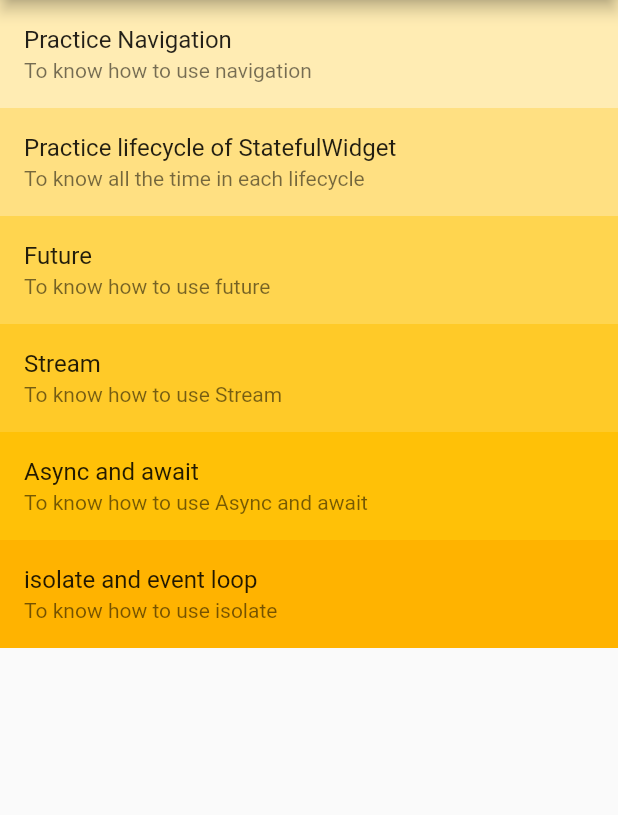
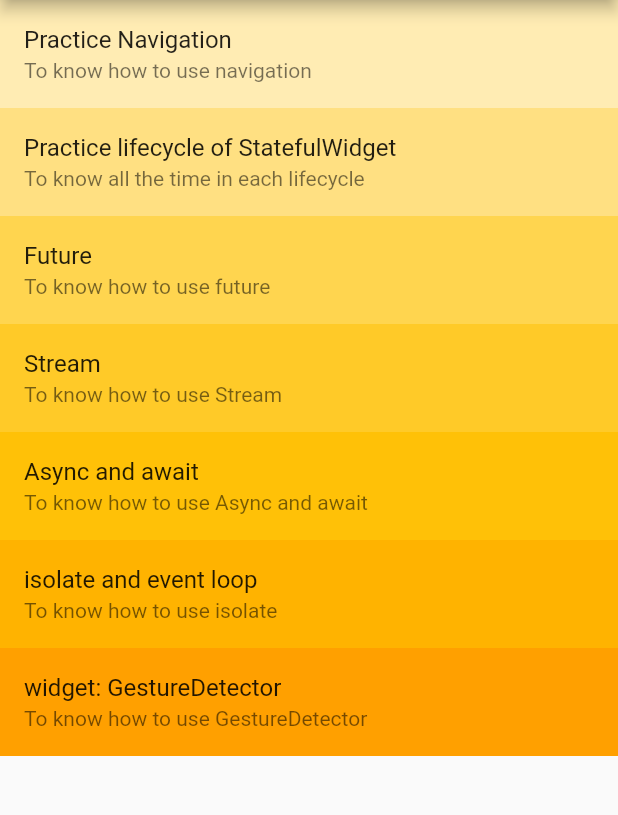
Before and after one commit to remagart/my_flutter_sample, a Flutter app: the screen it shows after launch, on a phone screen of 412 x 824 dp, the part 84-899 px from its top. Run offline on Flutter 3.47's test engine with Material 2 defaults, Android fonts, the phone set to English and light mode, and no system bars; our stand-ins replace fluttertoast; missing offline and left inert: dart:ffi.

Commit message:
[mod] 修改首頁
- 首頁資料調整
- 建立gestureDetector頁面

20220615

```diff
--- a/lib/main.dart
+++ b/lib/main.dart
@@ -5,6 +5,7 @@ import 'package:my_flutter_sample/screen/003_Future/index.dart';
 import 'package:my_flutter_sample/screen/004_Stream/index.dart';
 import 'package:my_flutter_sample/screen/005_Async_await/index.dart';
 import 'package:my_flutter_sample/screen/006_isolate_event_loop/index.dart';
+import 'package:my_flutter_sample/screen/007_gesture_detector/index.dart';
 import './screen/page1.dart';
 import './screen/page2.dart';
 import './screen/page3.dart';
@@ -54,7 +55,10 @@ class MyApp extends StatelessWidget {
         '/futureIndex': ((context) => futureIndex()),
         '/streamIndex': (context) => streamIndex(),
         '/asyncawaitIndex': (context) => asyncawaitIndex(),
-        '/isolateIndex': (context) => isolateIndex()
+        '/isolateIndex': (context) => isolateIndex(),
+        '/GestureDetectorIndex': (context) => const GestureDetectorIndex(
+              barName: '',
+            )
       },
       onGenerateRoute: (RouteSettings settings) {
         switch (settings.name) {
--- /dev/null
+++ b/lib/screen/007_gesture_detector/index.dart
@@ -0,0 +1,22 @@
+import 'package:flutter/material.dart';
+
+class GestureDetectorIndex extends StatelessWidget {
+  const GestureDetectorIndex({Key? key, required this.barName})
+      : super(key: key);
+  final String barName;
+
+  @override
+  Widget build(BuildContext context) {
+    return Scaffold(
+      appBar: AppBar(title: Text(barName)),
+      body: Container(
+        child: Column(
+          children: [
+            Text("aaa"),
+            Text("bbb"),
+          ],
+        ),
+      ),
+    );
+  }
+}
--- a/lib/screen/homepage.dart
+++ b/lib/screen/homepage.dart
@@ -1,3 +1,4 @@
+import 'dart:convert';
 import 'dart:ffi';
 
 import 'package:flutter/material.dart';
@@ -5,57 +6,92 @@ import 'package:my_flutter_sample/screen/003_Future/index.dart';
 import 'package:my_flutter_sample/screen/004_Stream/index.dart';
 import 'package:my_flutter_sample/screen/005_Async_await/index.dart';
 import 'package:my_flutter_sample/screen/006_isolate_event_loop/index.dart';
+import 'package:my_flutter_sample/screen/007_gesture_detector/index.dart';
 import 'package:my_flutter_sample/screen/lifecycle/lifecycle_index.dart';
 import 'package:my_flutter_sample/screen/practice_navigation/practice_navigation_index.dart';
+import 'package:my_flutter_sample/widget/render_homepage_row.dart';
 
 class homepage extends StatelessWidget {
   homepage({Key? key}) : super(key: key);
 
-  List<String> titleList = [
-    "Practice Navigation",
-    "Practice lifecycle of StatefulWidget",
-    "inherit??",
-    "Future",
-    "Stream",
-    "Async and await",
-    "isolate and event loop",
+  List<Map<String, String>> titleList = [
+    {
+      "title": "Practice Navigation",
+      "subTitle": "To know how to use navigation",
+    },
+    {
+      "title": "Practice lifecycle of StatefulWidget",
+      "subTitle": "To know all the time in each lifecycle",
+    },
+    {
+      "title": "inherit??",
+      "subTitle": "",
+    },
+    {
+      "title": "Future",
+      "subTitle": "To know how to use future",
+    },
+    {
+      "title": "Stream",
+      "subTitle": "To know how to use Stream",
+    },
+    {
+      "title": "Async and await",
+      "subTitle": "To know how to use Async and await",
+    },
+    {
+      "title": "isolate and event loop",
+      "subTitle": "To know how to use isolate",
+    },
+    {
+      "title": "widget: GestureDetector",
+      "subTitle": "To know how to use GestureDetector",
+    }
   ];
 
   static get title => null;
 
   static get subTitle => null;
 
-  ListTile renderRow(context, title, subtitle, Widget navPage) {
-    return ListTile(
-        title: Text(title),
-        subtitle: Text(subtitle),
-        onTap: () {
-          // Navigator.pushNamed(context, navPage);
-          Navigator.push(
-              context, MaterialPageRoute(builder: (context) => navPage));
-
-          // Navigator.push(
-          //     context,
-          //     MaterialPageRoute(
-          //         builder: (context) => futureIndex(barName: title)));
-        });
-  }
-
   @override
   Widget build(BuildContext context) {
     List<Widget> list = <Widget>[
-      renderRow(context, titleList[0], "To know how to use navigation",
-          practice_navigation_index(barName: titleList[0])),
-      renderRow(context, titleList[1], "To know all the time in each lifecycle",
-          lifecycle_index(barName: titleList[1])),
-      renderRow(context, titleList[3], "To know how to use future",
-          futureIndex(barName: titleList[3])),
-      renderRow(context, titleList[4], "To know how to use Stream",
-          streamIndex(barName: titleList[4])),
-      renderRow(context, titleList[5], "To know how to use Async and await",
-          asyncawaitIndex(barName: titleList[5])),
-      renderRow(context, titleList[6], "To know how to use isolate",
-          isolateIndex(barName: titleList[6])),
+      RenderHomepageRowWidget(
+        title: titleList[0]["title"] ?? "",
+        subtitle: titleList[0]["subTitle"] ?? "",
+        navPage:
+            practice_navigation_index(barName: titleList[0]["title"] ?? ""),
+      ),
+      RenderHomepageRowWidget(
+        title: titleList[1]["title"] ?? "",
+        subtitle: titleList[1]["subTitle"] ?? "",
+        navPage: lifecycle_index(barName: titleList[1]["title"] ?? ""),
+      ),
+      RenderHomepageRowWidget(
+        title: titleList[3]["title"] ?? "",
+        subtitle: titleList[3]["subTitle"] ?? "",
+        navPage: futureIndex(barName: titleList[3]["title"] ?? ""),
+      ),
+      RenderHomepageRowWidget(
+        title: titleList[4]["title"] ?? "",
+        subtitle: titleList[4]["subTitle"] ?? "",
+        navPage: streamIndex(barName: titleList[4]["title"] ?? ""),
+      ),
+      RenderHomepageRowWidget(
+        title: titleList[5]["title"] ?? "",
+        subtitle: titleList[5]["subTitle"] ?? "",
+        navPage: asyncawaitIndex(barName: titleList[5]["title"] ?? ""),
+      ),
+      RenderHomepageRowWidget(
+        title: titleList[6]["title"] ?? "",
+        subtitle: titleList[6]["subTitle"] ?? "",
+        navPage: isolateIndex(barName: titleList[6]["title"] ?? ""),
+      ),
+      RenderHomepageRowWidget(
+        title: titleList[7]["title"] ?? "",
+        subtitle: titleList[7]["subTitle"] ?? "",
+        navPage: GestureDetectorIndex(barName: titleList[7]["title"] ?? ""),
+      ),
     ];
 
     return Scaffold(
--- /dev/null
+++ b/lib/widget/render_homepage_row.dart
@@ -0,0 +1,30 @@
+import 'package:flutter/material.dart';
+
+class RenderHomepageRowWidget extends StatelessWidget {
+  const RenderHomepageRowWidget(
+      {Key? key,
+      required this.title,
+      required this.subtitle,
+      required this.navPage})
+      : super(key: key);
+
+  final String title;
+  final String subtitle;
+  final Widget navPage;
+
+  @override
+  Widget build(BuildContext context) {
+    return ListTile(
+        title: Text(title),
+        subtitle: Text(subtitle),
+        onTap: () {
+          // Navigator.pushNamed(context, navPage);
+          Navigator.push(context, MaterialPageRoute(builder: (ctx) => navPage));
+
+          // Navigator.push(
+          //     context,
+          //     MaterialPageRoute(
+          //         builder: (context) => futureIndex(barName: title)));
+        });
+  }
+}
```
